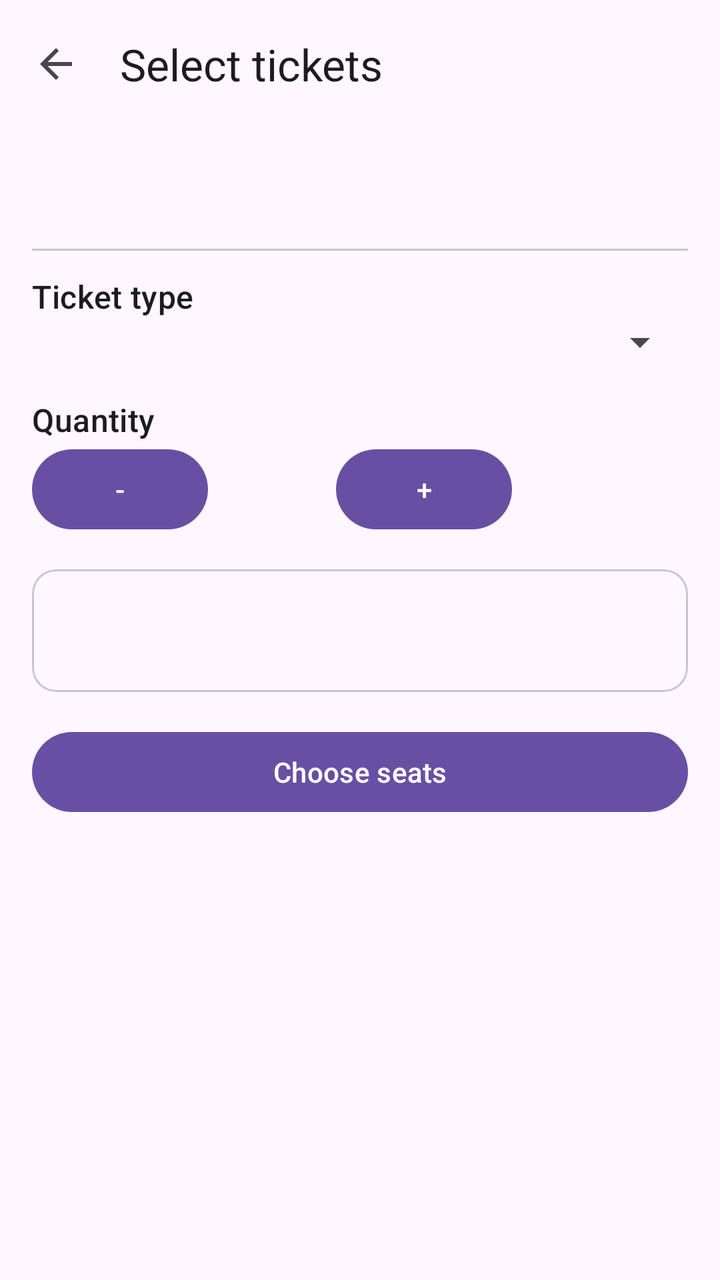
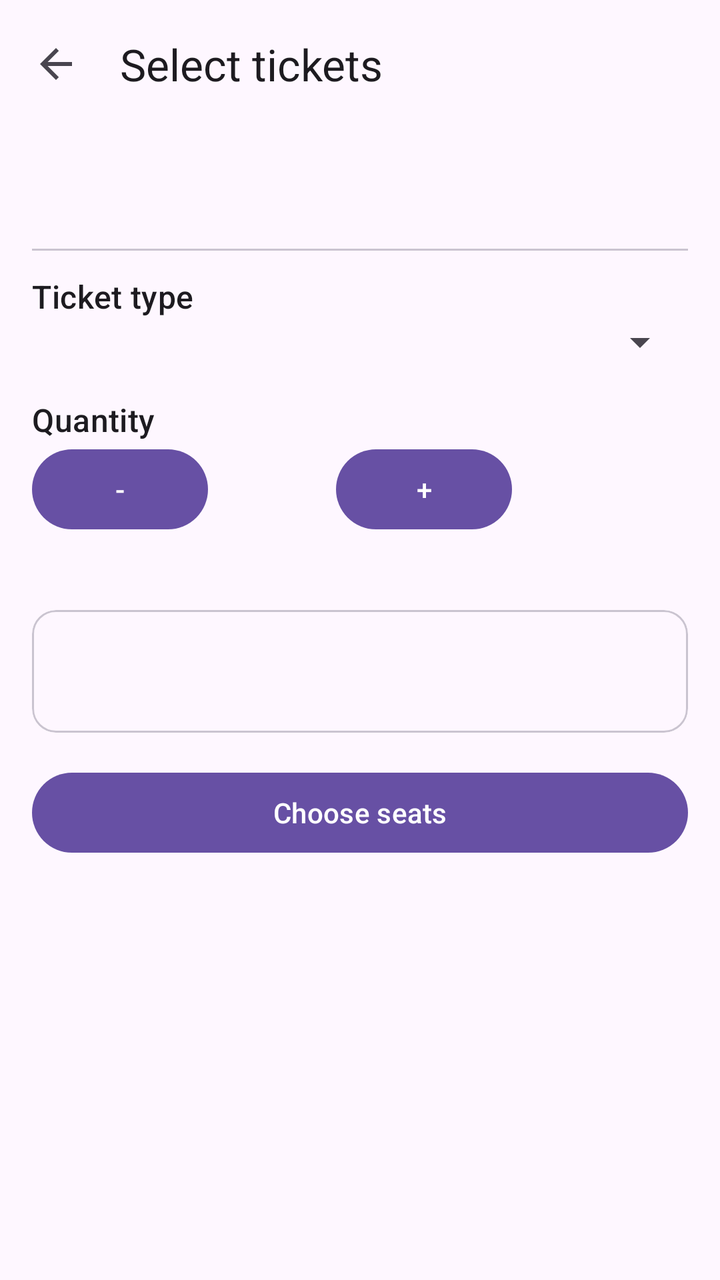

Compare the two renders of this Android layout. The source of the first and the diff that turns it into the second are given below.
<!-- AndroidManifest.xml: application theme Theme.Ticketree -->
<!-- res/layout/activity_ticket_select.xml -->
<?xml version="1.0" encoding="utf-8"?>
<LinearLayout xmlns:android="http://schemas.android.com/apk/res/android"
    xmlns:app="http://schemas.android.com/apk/res-auto"
    android:layout_width="match_parent"
    android:layout_height="match_parent"
    android:fitsSystemWindows="true"
    android:orientation="vertical">
    <com.google.android.material.appbar.MaterialToolbar
        android:id="@+id/toolbar"
        android:layout_width="match_parent"
        android:layout_height="?attr/actionBarSize"
        app:navigationIcon="@drawable/ic_back"
        app:title="Select tickets" />
<ScrollView xmlns:android="http://schemas.android.com/apk/res/android"
    android:layout_width="match_parent"
    android:layout_height="0dp"
    android:layout_weight="1">

    <LinearLayout
        android:layout_width="match_parent"
        android:layout_height="wrap_content"
        android:orientation="vertical"
        android:padding="16dp">

        <com.google.android.material.textview.MaterialTextView
            android:id="@+id/tvEvent"
            android:layout_width="match_parent"
            android:layout_height="wrap_content"
            android:textAppearance="?attr/textAppearanceHeadlineSmall" />

        <com.google.android.material.divider.MaterialDivider
            android:layout_width="match_parent"
            android:layout_height="wrap_content"
            android:layout_marginVertical="12dp" />

        <com.google.android.material.textview.MaterialTextView
        android:textAppearance="?attr/textAppearanceTitleMedium"
            android:layout_width="match_parent"
            android:layout_height="wrap_content"
            android:text="Ticket type" />

        <Spinner
            android:id="@+id/spType"
            android:layout_width="match_parent"
            android:layout_height="wrap_content" />

        <com.google.android.material.textview.MaterialTextView
        android:textAppearance="?attr/textAppearanceTitleMedium"
            android:layout_width="match_parent"
            android:layout_height="wrap_content"
            android:layout_marginTop="16dp"
            android:text="Quantity" />

        <LinearLayout
            android:layout_width="match_parent"
            android:layout_height="wrap_content"
            android:gravity="center_vertical"
            android:orientation="horizontal">

            <com.google.android.material.button.MaterialButton
                android:id="@+id/btnMinus"
                android:layout_width="wrap_content"
                android:layout_height="wrap_content"
                android:text="-" />

            <com.google.android.material.textview.MaterialTextView
                android:id="@+id/tvQty"
                android:layout_width="64dp"
                android:layout_height="wrap_content"
                android:gravity="center"
                android:textAppearance="?attr/textAppearanceTitleLarge" />

            <com.google.android.material.button.MaterialButton
                android:id="@+id/btnPlus"
                android:layout_width="wrap_content"
                android:layout_height="wrap_content"
                android:text="+" />
        </LinearLayout>

        <com.google.android.material.card.MaterialCardView
            android:layout_width="match_parent"
            android:layout_height="wrap_content"
            android:layout_marginTop="16dp">

            <com.google.android.material.textview.MaterialTextView
                android:id="@+id/tvTotal"
                android:layout_width="match_parent"
                android:layout_height="wrap_content"
                android:padding="16dp"
                android:textAppearance="?attr/textAppearanceTitleLarge" />
        </com.google.android.material.card.MaterialCardView>

        <com.google.android.material.button.MaterialButton
            android:id="@+id/btnContinue"
            android:layout_width="match_parent"
            android:layout_height="wrap_content"
            android:layout_marginTop="16dp"
            android:text="Choose seats" />
    </LinearLayout>
</ScrollView>
</LinearLayout>
<!-- resources referenced by this layout -->
<resources>
  <!-- drawable ic_back (drawable) -->
  <vector xmlns:android="http://schemas.android.com/apk/res/android"
      android:width="24dp"
      android:height="24dp"
      android:tint="?attr/colorControlNormal"
      android:viewportWidth="24"
      android:viewportHeight="24">
      <path
          android:fillColor="@android:color/white"
          android:pathData="M20,11H7.83l5.59,-5.59L12,4l-8,8 8,8 1.41,-1.41L7.83,13H20v-2z" />
  </vector>
  <style name="Theme.Ticketree" parent="Base.Theme.Ticketree" />
  <style name="Base.Theme.Ticketree" parent="Theme.Material3.DayNight.NoActionBar">
          
          
      </style>
</resources>

<!-- the commit's change to res/layout/activity_ticket_select.xml (unified diff, before → after) -->
@@ -77,6 +77,13 @@
                 android:text="+" />
         </LinearLayout>
 
+        <com.google.android.material.textview.MaterialTextView
+            android:id="@+id/tvRule"
+            android:layout_width="match_parent"
+            android:layout_height="wrap_content"
+            android:layout_marginTop="4dp"
+            android:textAppearance="?attr/textAppearanceBodySmall" />
+
         <com.google.android.material.card.MaterialCardView
             android:layout_width="match_parent"
             android:layout_height="wrap_content"
